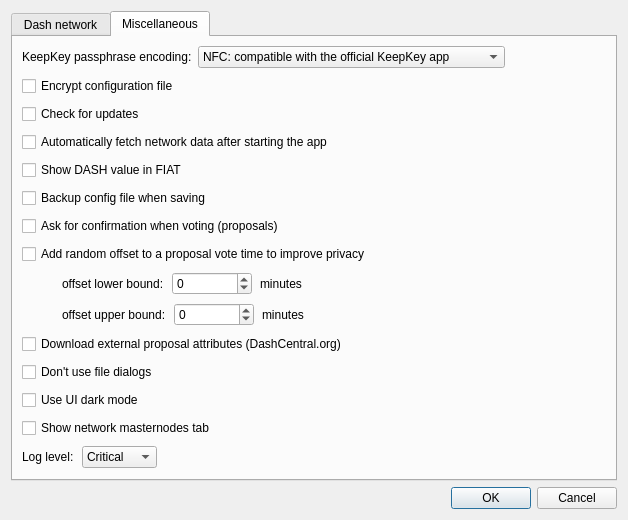
Qt form src/ui/ui_config_dlg.ui (Bertrand256/dash-masternode-tool) before a commit.
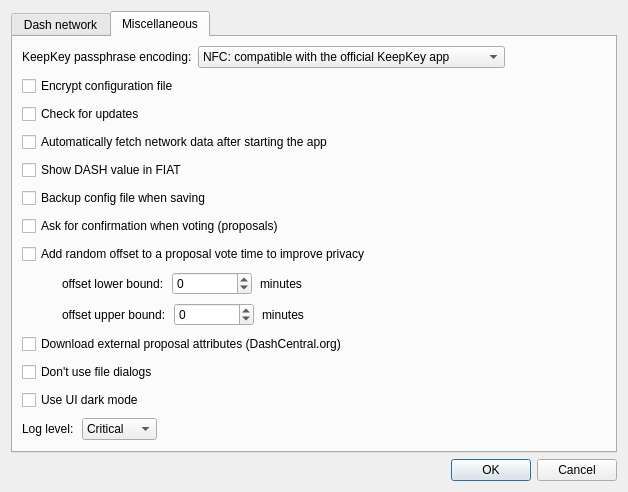
The same form after that commit.

Commit message: Removed option to hide Masternodes (network) tab in main window

Patch:
```diff
--- a/src/ui/ui_config_dlg.ui
+++ b/src/ui/ui_config_dlg.ui
@@ -594,16 +594,6 @@
          </property>
         </widget>
        </item>
-       <item>
-        <widget class="QCheckBox" name="chbShowNetworkMasternodes">
-         <property name="toolTip">
-          <string>Shows a tab in the main window with a list of all masternodes in the Dash network</string>
-         </property>
-         <property name="text">
-          <string>Show network masternodes tab</string>
-         </property>
-        </widget>
-       </item>
        <item>
         <layout class="QHBoxLayout" name="hlLogLevel">
          <item>
```
The commit also changes 5 other files.
